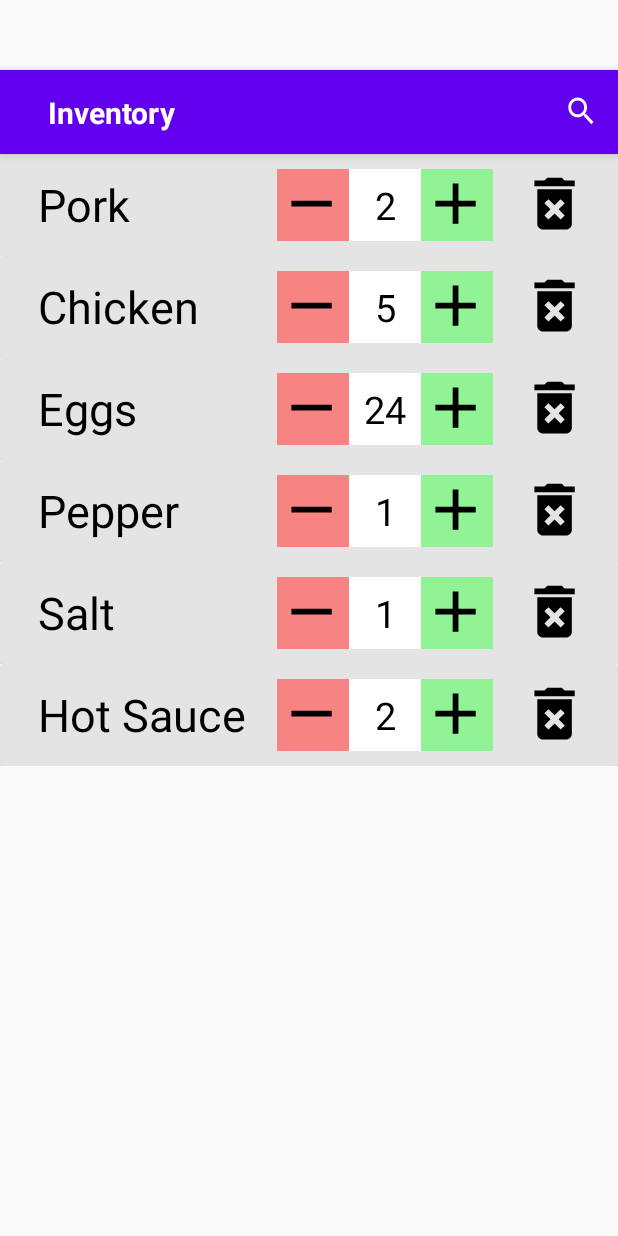
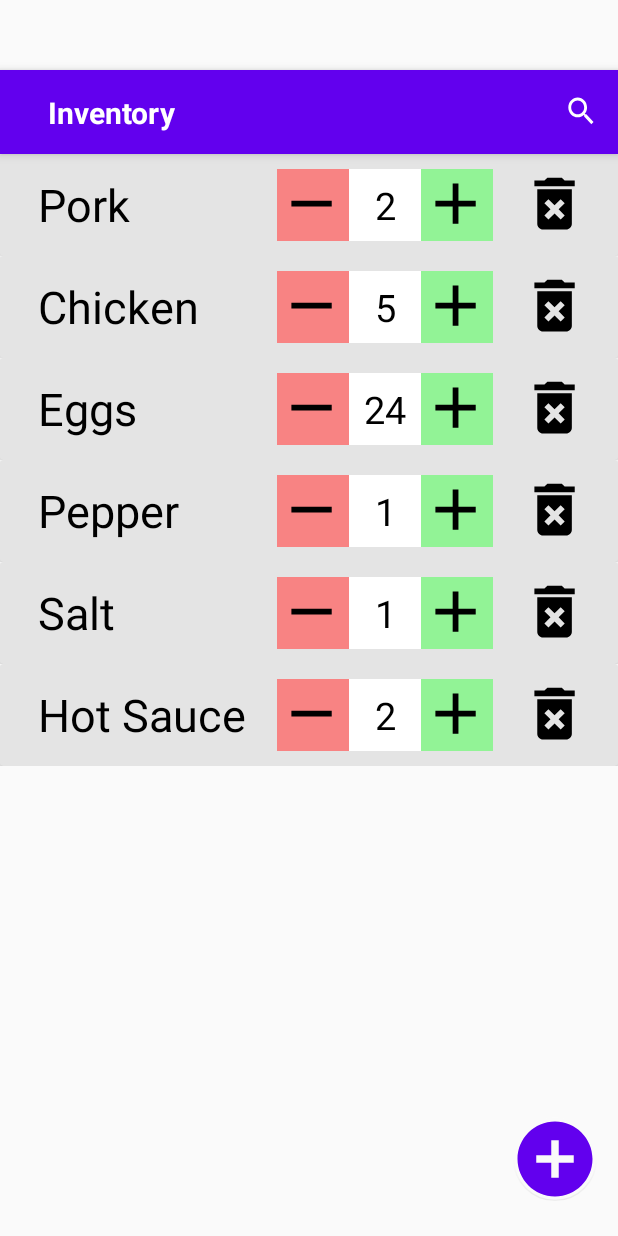
Before and after one commit to P-Burk/Inventory_Application, an Android app: the screen it shows after launch (inventory), on a phone screen of 412 x 824 dp. Run offline under Robolectric (Android 15) with nearby library versions, the phone set to English and light mode, and no system bars.

Commit message:
added FAB

```diff
--- /dev/null
+++ b/app/src/main/res/drawable/ic_baseline_add_circle_48.xml
@@ -0,0 +1,5 @@
+<vector android:height="48dp" android:tint="@color/purple_500"
+    android:viewportHeight="24" android:viewportWidth="24"
+    android:width="48dp" xmlns:android="http://schemas.android.com/apk/res/android">
+    <path android:fillColor="@android:color/white" android:pathData="M12,2C6.48,2 2,6.48 2,12s4.48,10 10,10 10,-4.48 10,-10S17.52,2 12,2zM17,13h-4v4h-2v-4L7,13v-2h4L11,7h2v4h4v2z"/>
+</vector>
--- a/app/src/main/res/layout/activity_inventory.xml
+++ b/app/src/main/res/layout/activity_inventory.xml
@@ -4,9 +4,11 @@
 
     xmlns:tools="http://schemas.android.com/tools"
     android:layout_width="match_parent"
-    android:layout_height="match_parent">
+    android:layout_height="match_parent"
+    android:background="#00FFFFFF">
 
     <androidx.constraintlayout.widget.ConstraintLayout
+        android:id="@+id/constraintLayout"
         android:layout_width="match_parent"
         android:layout_height="match_parent">
 
@@ -75,6 +77,25 @@
             app:layout_constraintStart_toStartOf="parent"
             app:layout_constraintTop_toBottomOf="@id/appBarLayout" />
 
+        <com.google.android.material.floatingactionbutton.FloatingActionButton
+            android:id="@+id/floatingActionButton"
+            android:layout_width="wrap_content"
+            android:layout_height="wrap_content"
+            android:layout_marginBottom="8dp"
+            android:clickable="true"
+            android:contentDescription="@string/FAB"
+            android:outlineAmbientShadowColor="#00FFFFFF"
+            android:outlineSpotShadowColor="#00FFFFFF"
+            app:backgroundTint="#00FFFFFF"
+            app:layout_constraintBottom_toBottomOf="parent"
+            app:layout_constraintEnd_toEndOf="parent"
+            app:layout_constraintHorizontal_bias="0.96"
+            app:layout_constraintStart_toStartOf="parent"
+            app:layout_constraintTop_toTopOf="parent"
+            app:layout_constraintVertical_bias="0.98"
+            app:maxImageSize="60dp"
+            app:srcCompat="@drawable/ic_baseline_add_circle_48" />
+
     </androidx.constraintlayout.widget.ConstraintLayout>
 
 
--- a/app/src/main/res/values-night/strings.xml
+++ b/app/src/main/res/values-night/strings.xml
@@ -10,6 +10,7 @@
     <string name="subtractButton">Subtract from Count</string>
     <string name="additionButton">Add to Count</string>
     <string name="deleteButton">Delete from List</string>
+    <string name="FAB">Add Item</string>
 
     <string-array name="placeHolderItems">
         <item>Pork</item>
--- a/app/src/main/res/values/strings.xml
+++ b/app/src/main/res/values/strings.xml
@@ -11,6 +11,7 @@
     <string name="subtractButton">Subtract from Count</string>
     <string name="additionButton">Add to Count</string>
     <string name="deleteButton">Delete from List</string>
+    <string name="FAB">Add Item</string>
 
     <string-array name="placeHolderItems">
         <item>Pork</item>
```
